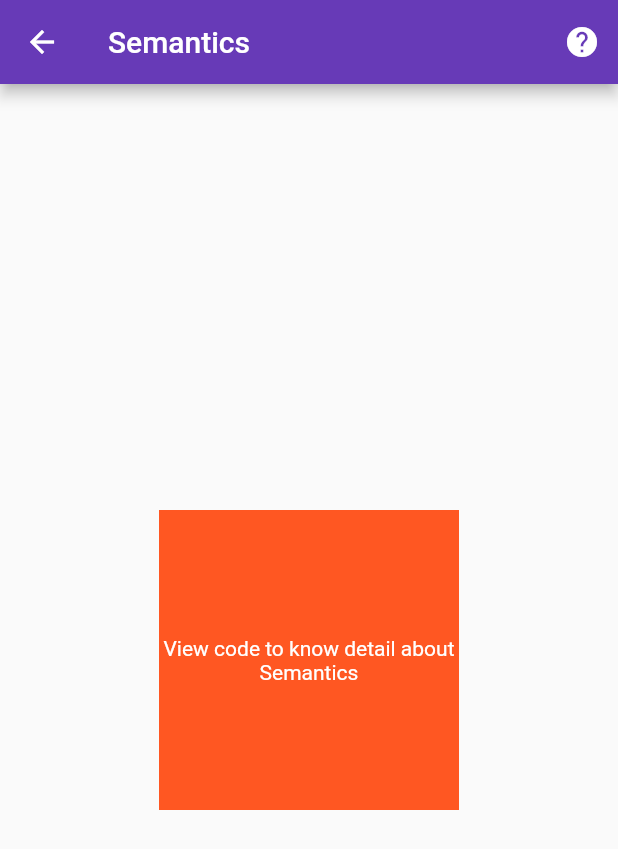
After one commit to sanjay-rb/100-Days-Of-Flutter-Widgets, a Flutter app: the Day47Semantics screen opened directly, after a tap on the "help" icon, on a phone screen of 412 x 824 dp. The commit adds this screen. Shown: the top 849 px of the screen. Run offline on Flutter 3.47's test engine with Material 2 defaults, Android fonts, the phone set to English and light mode, and no system bars.

Commit message:
Day47 Completed with Semantics

```diff
--- /dev/null
+++ b/hundred_days_of_flutter_widget/lib/day047_semantics.dart
@@ -0,0 +1,67 @@
+import 'package:flutter/material.dart';
+import 'package:url_launcher/url_launcher.dart';
+
+class Day47Semantics extends StatelessWidget {
+  const Day47Semantics({Key key}) : super(key: key);
+
+  @override
+  Widget build(BuildContext context) {
+    return Scaffold(
+      appBar: AppBar(
+        title: Text("Semantics"),
+        actions: <Widget>[
+          IconButton(
+            icon: Icon(Icons.help),
+            onPressed: () async {
+              const url =
+                  'https://github.com/sanjaysanju618/100-Days-Of-Flutter-Widgets/' +
+                      'blob/master/hundred_days_of_flutter_widget/' +
+                      'lib/day047_semantics.dart';
+              if (await canLaunch(url)) {
+                await launch(url);
+              } else {
+                throw 'Could not launch $url';
+              }
+            },
+          )
+        ],
+      ),
+      body: SafeArea(
+          child: Center(
+        /**
+             * ? What is Semantics....
+             * ! Flutter's Semantics widget can annotate an app's UI with information about the meaning of other widgets.
+             * ! It has almost fifty properties you can use to provide descriptions, metadata and more to screen readers and other semantic analysis-based tools.
+             */
+        child: Semantics(
+          // ! here comes Semantics....
+          child: Container(
+            // ! and the child too....
+            width: 200,
+            height: 200,
+            color: Colors.deepOrange,
+            child: Center(
+              child: Text(
+                "View code to know detail about Semantics",
+                textAlign: TextAlign.center,
+                style: TextStyle(color: Colors.white),
+              ),
+            ),
+          ),
+          // ! after this we can specify the charater of the above container with more than 50 property...
+          label:
+              "This is simple container....", // * [lable] - very usefull and text descrpition porperty....
+          button: false, // * is button....
+          checked: false, // * is checked....
+          container: true, // * is container....
+          // ! and sooooooo.... nooooooo.....
+          currentValueLength: 1,
+          enabled: true,
+          explicitChildNodes: false,
+          focusable: false,
+          focused: false,
+        ),
+      )),
+    );
+  }
+}
--- a/hundred_days_of_flutter_widget/lib/main.dart
+++ b/hundred_days_of_flutter_widget/lib/main.dart
@@ -44,6 +44,7 @@ import 'package:hundreddaysofflutterwidget/day043_animated_switcher.dart';
 import 'package:hundreddaysofflutterwidget/day044_animated_position.dart';
 import 'package:hundreddaysofflutterwidget/day045_animated_padding.dart';
 import 'package:hundreddaysofflutterwidget/day046_indexed_stack.dart';
+import 'package:hundreddaysofflutterwidget/day047_semantics.dart';
 import 'package:hundreddaysofflutterwidget/inherited_widget/day037_inherited_widget.dart';
 
 void main() {
@@ -124,7 +125,8 @@ class _MainPageState extends State<MainPage> {
     "AnimatedSwitcher": Day43AnimatedSwitcher(),
     "AnimatedPositioned": Day44AnimatedPositioned(),
     "AnimatedPadding": Day45AnimatedPadding(),
-    "IndexedStack": Day46IndexedStack()
+    "IndexedStack": Day46IndexedStack(),
+    "Semantics": Day47Semantics()
   };
 
   List _listTitle = [
@@ -173,7 +175,8 @@ class _MainPageState extends State<MainPage> {
     "AnimatedSwitcher",
     "AnimatedPositioned",
     "AnimatedPadding",
-    "IndexedStack"
+    "IndexedStack",
+    "Semantics"
   ];
 
   List fliter = List<String>();
```
Also changed, not shown: 1 other file.
